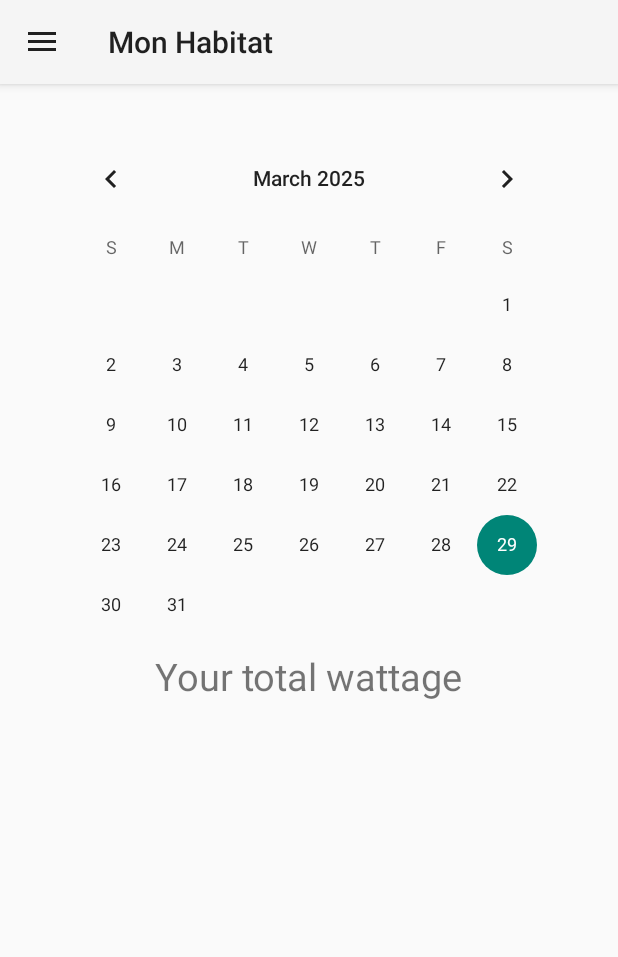
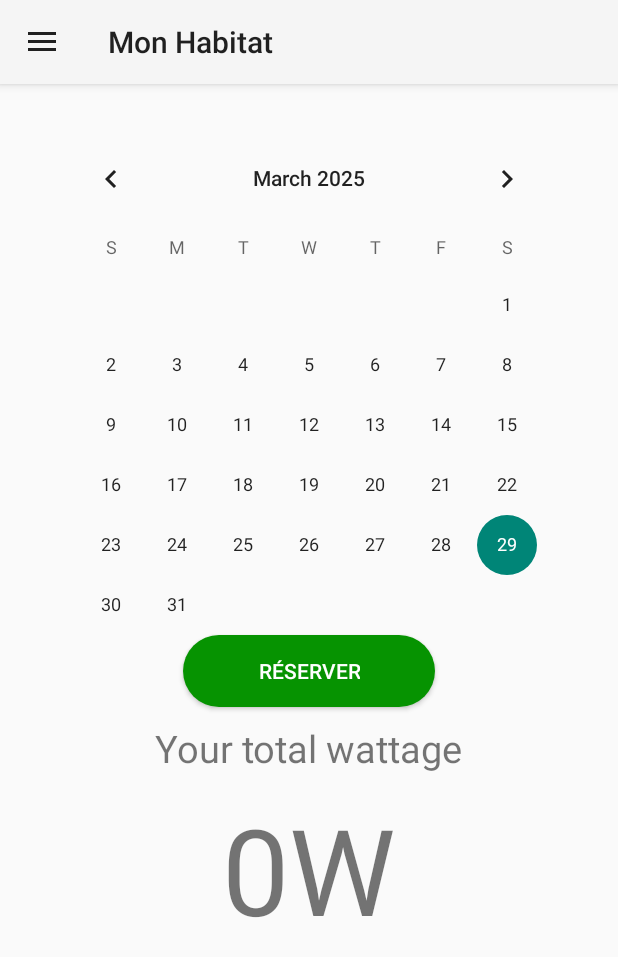
Before and after one commit to sutakos/PowerHome, an Android app: the fragment MonHabitatFragment placed in its activity, on a phone screen of 412 x 824 dp. Shown: the top 957 px of the screen. Run offline under Robolectric (Android 15) with nearby library versions, the phone set to English and light mode, and no system bars; libraries missing offline, so code that uses them is left out: com.koushikdutta.async, com.koushikdutta.ion; pictures from the network do not load; 2 statements that could not run were skipped.

```diff
--- a/app/src/main/java/iut/dam/powerhome/fragments/MonHabitatFragment.java
+++ b/app/src/main/java/iut/dam/powerhome/fragments/MonHabitatFragment.java
@@ -4,11 +4,21 @@ import android.os.Bundle;
 
 import androidx.fragment.app.Fragment;
 
+import android.os.Parcelable;
 import android.view.LayoutInflater;
 import android.view.View;
 import android.view.ViewGroup;
+import android.widget.Button;
+import android.widget.CalendarView;
+import android.widget.TextView;
+import android.widget.Toast;
+
+import java.util.ArrayList;
+import java.util.Locale;
+import java.util.Set;
 
 import iut.dam.powerhome.R;
+import iut.dam.powerhome.entities.Appliance;
 
 /**
  * A simple {@link Fragment} subclass.
@@ -16,6 +26,11 @@ import iut.dam.powerhome.R;
  * create an instance of this fragment.
  */
 public class MonHabitatFragment extends Fragment {
+
+    private ArrayList<Appliance> appliances;
+    private CalendarView calendrier;
+    private String dateReservee;
+    private Button btnReservee;
 
     public MonHabitatFragment() {
         // Required empty public constructor
@@ -25,7 +40,41 @@ public class MonHabitatFragment extends Fragment {
     public View onCreateView(LayoutInflater inflater, ViewGroup container,
                              Bundle savedInstanceState) {
         getActivity().setTitle("Mon Habitat");
-        View rootView=inflater.inflate(R.layout.fragment_mon_habitat, container, false);
+        View rootView = inflater.inflate(R.layout.fragment_mon_habitat, container, false);
+
+        int totalWatt = 0;
+
+        TextView wattage = rootView.findViewById(R.id.nbTotalWattage);
+
+        if (getArguments() != null) {
+
+            appliances = getArguments().getParcelableArrayList("appliances");
+
+            for (Appliance app : appliances) {
+
+                totalWatt += app.wattage;
+
+            }
+
+        }
+
+        wattage.setText(String.valueOf(totalWatt) + "W");
+
+        calendrier = rootView.findViewById(R.id.calendrier);
+        btnReservee = rootView.findViewById(R.id.button_reserver);
+
+        calendrier.setOnDateChangeListener((view, year, month, dayOfMonth)->{
+            dateReservee = String.format(Locale.getDefault(), "%02d/%02d/%04d", dayOfMonth, month + 1, year);
+        });
+
+        btnReservee.setOnClickListener(v -> {
+            if(dateReservee != null){
+                Toast.makeText(getContext(), "Vous avez réservé pour " + dateReservee, Toast.LENGTH_SHORT).show();
+            } else {
+                Toast.makeText(getContext(), "Veuillez selectionner une date ", Toast.LENGTH_SHORT).show();
+            }
+        });
+
         return rootView;
     }
 }
--- /dev/null
+++ b/app/src/main/res/drawable/bg_reserver.xml
@@ -0,0 +1,5 @@
+<?xml version="1.0" encoding="utf-8"?>
+<shape xmlns:android="http://schemas.android.com/apk/res/android">
+    <solid android:color="@color/green"/>
+    <corners android:radius="250dp"/>
+</shape>
--- a/app/src/main/res/layout/fragment_mon_habitat.xml
+++ b/app/src/main/res/layout/fragment_mon_habitat.xml
@@ -12,6 +12,17 @@
         android:layout_width="wrap_content"
         android:layout_height="wrap_content"
         android:layout_gravity="center" />
+
+    <Button
+        android:id="@+id/button_reserver"
+        android:layout_height="wrap_content"
+        android:layout_width="wrap_content"
+        android:paddingLeft="50dp"
+        android:paddingRight="50dp"
+        android:layout_gravity="center"
+        android:text="Réserver"
+        android:textColor="@color/white"
+        android:background="@drawable/bg_reserver"/>
 
     <TextView
         android:layout_width="wrap_content"
```
